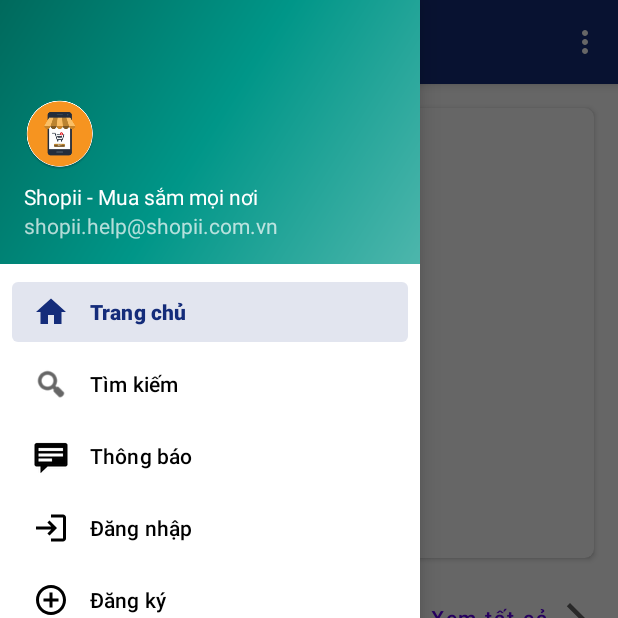
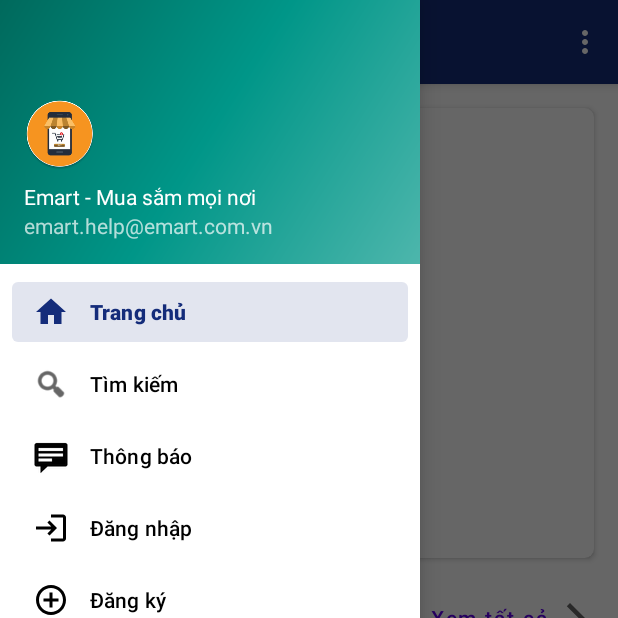
Before and after one commit to Hai0612/ecommerAndroidV2, an Android app: the screen it shows after launch (MainActivity), with the side drawer open, on a phone screen of 412 x 824 dp, the top half of it. Run offline under Robolectric (Android 15) with nearby library versions, the phone set to English and light mode, and no system bars; our stand-ins replace Firebase (no records; nobody signed in at launch, a user with empty details on screens opened directly), Picasso, navigation-ui; libraries missing offline, so code that uses them is left out: com.smarteist.autoimageslider; plain views replace SliderView; pictures from the network do not load; Roboto replaces fonts that are not available here; 6 statements that could not run were skipped.

Commit message:
Minor fix

```diff
--- a/app/src/main/java/com/example/ecomapplication/activities/Paypal.java
+++ b/app/src/main/java/com/example/ecomapplication/activities/Paypal.java
@@ -5,7 +5,6 @@ import androidx.appcompat.app.AppCompatActivity;
 import android.os.Bundle;
 import android.util.Log;
 
-import com.example.ecomapplication.BuildConfig;
 import com.example.ecomapplication.R;
 import com.google.firebase.database.annotations.NotNull;
 import com.paypal.checkout.PayPalCheckout;
@@ -101,7 +100,7 @@ public class Paypal extends AppCompatActivity {
                 new OnError() {
                     @Override
                     public void onError(@NotNull ErrorInfo errorInfo) {
-                        Log.d("OnError", String.format("Error: %s", errorInfo))
+                        Log.d("OnError", String.format("Error: %s", errorInfo));
                     }
                 }
         );
--- a/app/src/main/res/layout/nav_header_main.xml
+++ b/app/src/main/res/layout/nav_header_main.xml
@@ -25,7 +25,7 @@
         android:layout_width="match_parent"
         android:layout_height="wrap_content"
         android:paddingTop="@dimen/nav_header_vertical_spacing"
-        android:text="Shopii - Mua sắm mọi nơi"
+        android:text="@string/nav_header_title"
         android:textAppearance="@style/TextAppearance.AppCompat.Body1" />
 
     <TextView
--- a/app/src/main/res/values/strings.xml
+++ b/app/src/main/res/values/strings.xml
@@ -1,14 +1,14 @@
 <resources>
-    <string name="app_name">Shopii</string>
+    <string name="app_name">Emart</string>
     <string name="navigation_drawer_open">Open navigation drawer</string>
     <string name="navigation_drawer_close">Close navigation drawer</string>
-    <string name="nav_header_title">Shopii - Buy any where</string>
-    <string name="nav_header_subtitle">shopii.help@shopii.com.vn</string>
+    <string name="nav_header_title">Emart - Mua sắm mọi nơi</string>
+    <string name="nav_header_subtitle">emart.help@emart.com.vn</string>
     <string name="nav_header_desc">Navigation header</string>
     <string name="action_settings">Settings</string>
     <string name="action_merchant">Kênh người bán</string>
     <string name="channel_name">Notification Channel</string>
-    <string name="channel_description">Shopii Notification Channel</string>
+    <string name="channel_description">Emart Notification Channel</string>
 
     <!-- TODO: Remove or change this placeholder text -->
     <string name="not_receive_info">"Không nhận được thông tin"</string>
```
